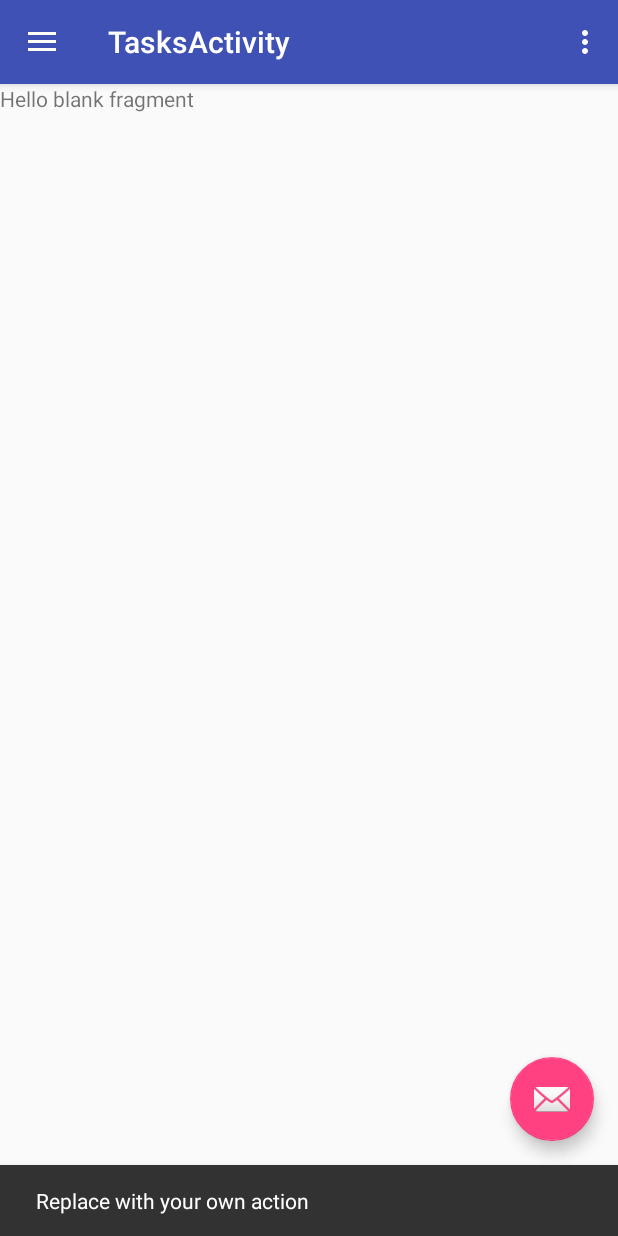
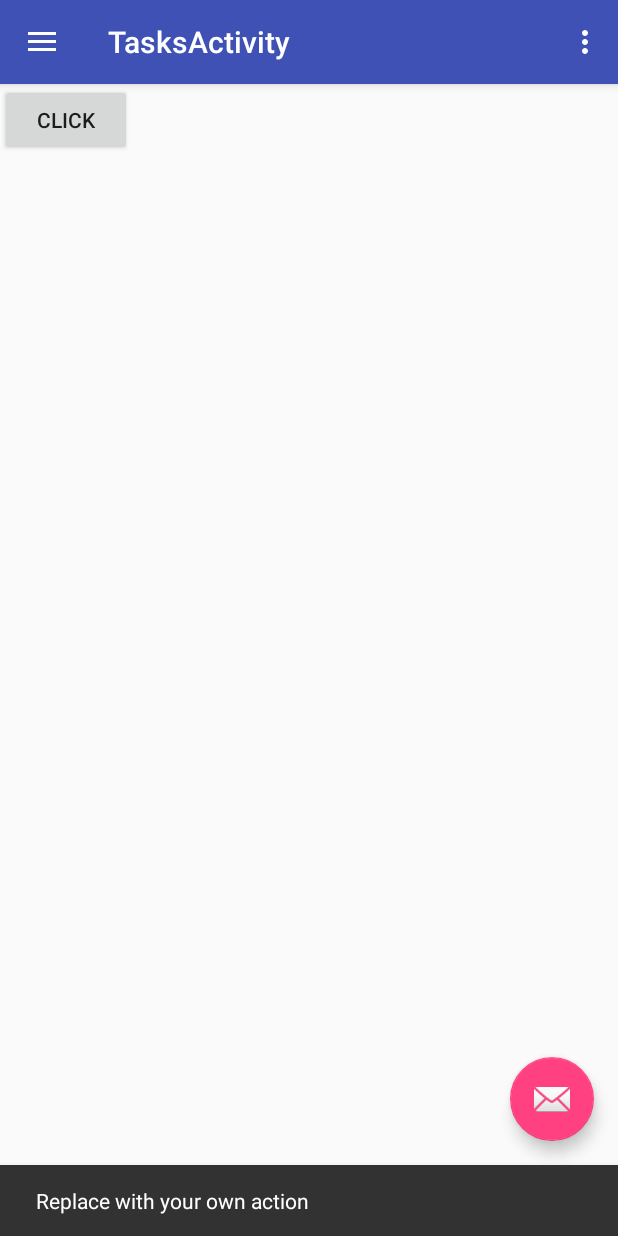
Before and after one commit to fanturbo/TodoApp, an Android app: the screen it shows after launch (TasksActivity), after a tap on an icon or button, on a phone screen of 412 x 824 dp. Run offline under Robolectric (Android 15) with nearby library versions, the phone set to English and light mode, and no system bars; our stand-ins replace Dagger/Hilt's generated code.

Commit message:
update file

```diff
--- a/app/build.gradle
+++ b/app/build.gradle
@@ -10,10 +10,6 @@ android {
         versionCode 1
         versionName "1.0"
         testInstrumentationRunner "android.support.test.runner.AndroidJUnitRunner"
-        ndk {
-            //设置支持的cpu
-            abiFilters 'armeabi-v7a'
-        }
     }
     buildTypes {
         debug {
--- a/app/src/main/java/com/example/todoapp/di/AllActivityModule.java
+++ b/app/src/main/java/com/example/todoapp/di/AllActivityModule.java
@@ -1,7 +1,7 @@
 package com.example.todoapp.di;
 
 import com.example.todoapp.tasks.TasksActivity;
-import com.example.todoapp.tasks.TasksFragmentModule;
+import com.example.todoapp.tasks.TasksModule;
 
 import dagger.Module;
 import dagger.android.ContributesAndroidInjector;
@@ -9,10 +9,9 @@ import dagger.android.ContributesAndroidInjector;
 /**
  * Created by tubro on 2018/4/13.
  */
-@ActivityScoped
 @Module
 public abstract class AllActivityModule {
     @ActivityScoped
-    @ContributesAndroidInjector(modules = TasksFragmentModule.class)
+    @ContributesAndroidInjector(modules = TasksModule.class)
     abstract TasksActivity contributeTasksActivityInjector();
 }
--- a/app/src/main/java/com/example/todoapp/di/TodoApplicationComponent.java
+++ b/app/src/main/java/com/example/todoapp/di/TodoApplicationComponent.java
@@ -12,7 +12,7 @@ import dagger.android.AndroidInjectionModule;
 import dagger.android.AndroidInjector;
 import dagger.android.support.AndroidSupportInjectionModule;
 
-@FragmentScoped
+@Singleton
 @Component(modules = {
         AllActivityModule.class,
         TodoApplicationModule.class,
--- a/app/src/main/java/com/example/todoapp/tasks/TasksActivity.java
+++ b/app/src/main/java/com/example/todoapp/tasks/TasksActivity.java
@@ -41,6 +41,7 @@ public class TasksActivity extends BaseActivity
             public void onClick(View view) {
                 Snackbar.make(view, "Replace with your own action", Snackbar.LENGTH_LONG)
                         .setAction("Action", null).show();
+                tasksPresenter.loadTasks(false);
             }
         });
 
--- a/app/src/main/java/com/example/todoapp/tasks/TasksFragment.java
+++ b/app/src/main/java/com/example/todoapp/tasks/TasksFragment.java
@@ -9,6 +9,7 @@ import android.view.ViewGroup;
 
 import com.example.todoapp.R;
 import com.example.todoapp.base.BaseFragment;
+import com.example.todoapp.di.FragmentScoped;
 
 import javax.inject.Inject;
 
@@ -17,6 +18,7 @@ import dagger.android.support.AndroidSupportInjection;
 /**
  * A simple {@link Fragment} subclass.
  */
+@FragmentScoped
 public class TasksFragment extends BaseFragment {
 
     @Inject
@@ -32,6 +34,13 @@ public class TasksFragment extends BaseFragment {
                              Bundle savedInstanceState) {
         // Inflate the layout for this fragment
         tasksPresenter.loadTasks(false);
-        return inflater.inflate(R.layout.fragment_tasks, container, false);
+        View view = inflater.inflate(R.layout.fragment_tasks, container, false);
+        view.findViewById(R.id.textView).setOnClickListener(new View.OnClickListener() {
+            @Override
+            public void onClick(View view) {
+                tasksPresenter.loadTasks(false);
+            }
+        });
+        return view;
     }
 }
--- a/app/src/main/java/com/example/todoapp/tasks/TasksFragmentModule.java
+++ b/app/src/main/java/com/example/todoapp/tasks/TasksModule.java
@@ -10,6 +10,7 @@ import javax.inject.Singleton;
 import dagger.Binds;
 import dagger.BindsInstance;
 import dagger.Module;
+import dagger.Provides;
 import dagger.android.AndroidInjector;
 import dagger.android.ContributesAndroidInjector;
 import dagger.android.support.FragmentKey;
@@ -20,12 +21,12 @@ import dagger.multibindings.IntoMap;
  */
 
 @Module
-public abstract class TasksFragmentModule {
+public abstract class TasksModule {
 
+    @FragmentScoped
     @ContributesAndroidInjector
     abstract TasksFragment tasksFragment();
 
-    @ActivityScoped
     @Binds
     abstract TasksContract.Presenter taskPresenter(TasksPresenter presenter);
 }
--- a/app/src/main/java/com/example/todoapp/tasks/TasksPresenter.java
+++ b/app/src/main/java/com/example/todoapp/tasks/TasksPresenter.java
@@ -3,6 +3,8 @@ package com.example.todoapp.tasks;
 import android.support.annotation.NonNull;
 import android.util.Log;
 
+import com.example.todoapp.di.ActivityScoped;
+import com.example.todoapp.di.FragmentScoped;
 import com.example.todoapp.model.Task;
 
 import javax.inject.Inject;
--- a/app/src/main/res/layout/fragment_tasks.xml
+++ b/app/src/main/res/layout/fragment_tasks.xml
@@ -5,9 +5,10 @@
     tools:context="com.example.todoapp.tasks.TasksFragment">
 
     <!-- TODO: Update blank fragment layout -->
-    <TextView
-        android:layout_width="match_parent"
-        android:layout_height="match_parent"
-        android:text="@string/hello_blank_fragment" />
+    <Button
+        android:id="@+id/textView"
+        android:layout_width="wrap_content"
+        android:layout_height="wrap_content"
+        android:text="click" />
 
 </FrameLayout>
```
